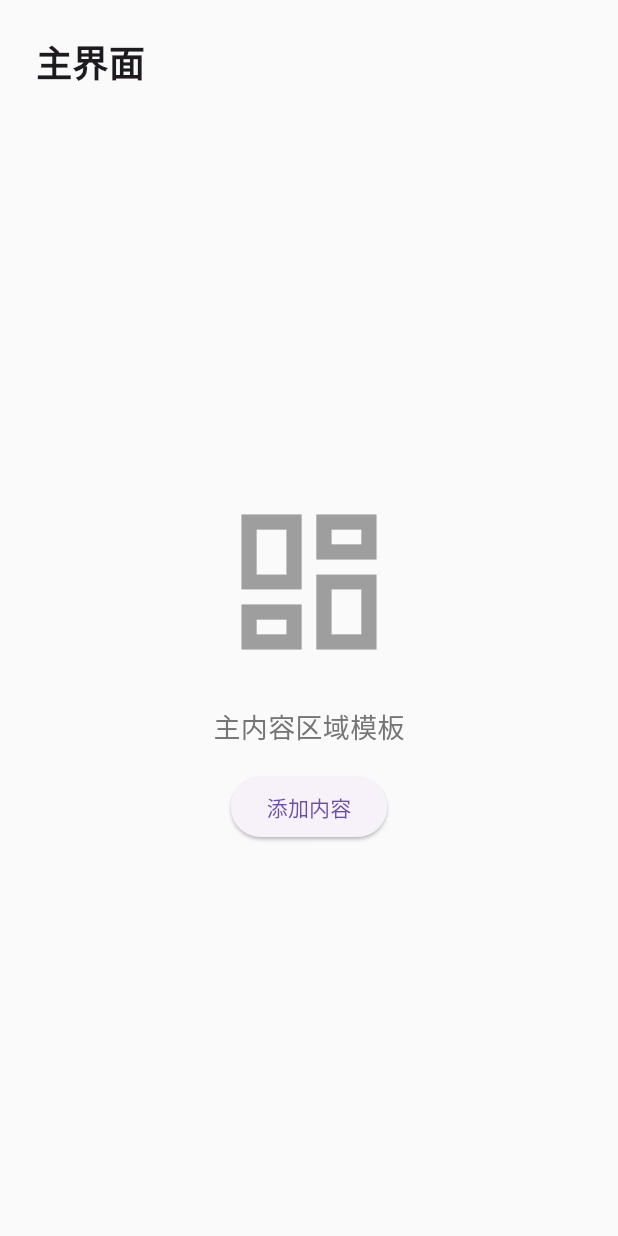
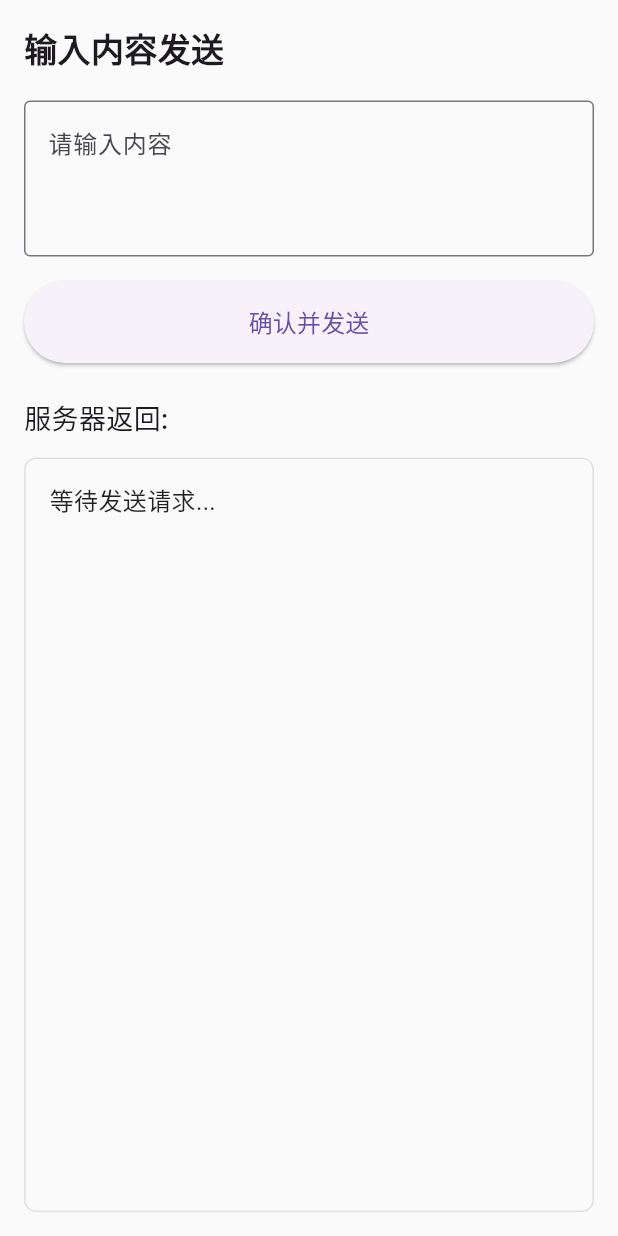
Before and after one commit to PeiyangTian/graphrag-medical-diagnosis, a Flutter app: the HomePage widget shown alone on an empty page, opened directly, after a tap on "添加内容", on a phone screen of 412 x 824 dp. Run offline on Flutter 3.47's test engine with Material 3 defaults, Android fonts, the phone set to English and light mode, and no system bars.

Commit message:
查询功能

```diff
--- a/lib/screen/main_screen.dart
+++ b/lib/screen/main_screen.dart
@@ -1,3 +1,4 @@
+import 'package:class_project/screen/page/sender.dart';
 import 'package:flutter/material.dart';
 import 'sidebar/navigation_sidebar.dart';
 import 'page/user_page.dart';
@@ -20,6 +21,7 @@ class _MainScreenState extends State<MainScreen> {
   final List<Widget> _pages = const [
     UserPage(),
     HomePage(),
+    InputSenderPage(),
   ];
 
   // 切换导航栏展开状态
--- a/lib/screen/page/home_page.dart
+++ b/lib/screen/page/home_page.dart
@@ -1,4 +1,5 @@
 import 'package:flutter/material.dart';
+import 'sender.dart';
 
 class HomePage extends StatefulWidget {
   const HomePage({super.key});
@@ -47,6 +48,10 @@ class _HomePageState extends State<HomePage> {
                   ElevatedButton(
                     onPressed: () {
                       // 主界面按钮点击事件
+                      Navigator.push(
+                        context,
+                        MaterialPageRoute(builder: (context) => const InputSenderPage()),
+                      );
                     },
                     child: const Text('添加内容'),
                   ),
--- /dev/null
+++ b/lib/screen/page/sender.dart
@@ -0,0 +1,189 @@
+import 'package:flutter/material.dart';
+import 'package:http/http.dart' as http;
+import 'dart:convert';
+
+class InputSenderPage extends StatefulWidget {
+  const InputSenderPage({super.key});
+
+  @override
+  State<InputSenderPage> createState() => _InputSenderPageState();
+}
+
+class _InputSenderPageState extends State<InputSenderPage> {
+  // 文本输入控制器
+  final TextEditingController _inputController = TextEditingController();
+
+  // 存储服务器返回的结果
+  String _responseMessage = '';
+
+  // 加载状态标识
+  bool _isLoading = false;
+
+  // 发送HTTP POST请求
+  Future<void> _submitData() async {
+    // 检查输入是否为空
+    if (_inputController.text.trim().isEmpty) {
+      _showNotification('请输入内容后再提交');
+      return;
+    }
+
+    // 开始加载状态
+    setState(() {
+      _isLoading = true;
+      _responseMessage = '正在发送请求...';
+    });
+
+    try {
+      // 替换为您的实际API地址
+      const String apiUrl = 'http://127.0.0.1:8000/process';
+
+      // 构建请求体
+      final Map<String, dynamic> requestData = {
+        'userInput': _inputController.text.trim(),
+      };
+
+      // 发送POST请求
+      final response = await http.post(
+        Uri.parse(apiUrl),
+        headers: {
+          'Content-Type': 'application/json',
+          // 可以添加其他必要的请求头
+        },
+        body: jsonEncode(requestData),
+      );
+
+      // 处理响应
+      if (response.statusCode == 200) {
+        final Map<String, dynamic> responseData = jsonDecode(response.body);
+        // 假设服务器返回的数据中有"result"字段是需要显示的内容
+        setState(() {
+          _responseMessage = responseData['result'] ?? '服务器返回了数据，但未找到指定内容';
+        });
+      } else {
+        setState(() {
+          _responseMessage = '请求失败，状态码: ${response.statusCode}';
+        });
+      }
+    } catch (e) {
+      setState(() {
+        _responseMessage = '请求发生错误: ${e.toString()}';
+      });
+    } finally {
+      // 结束加载状态
+      setState(() {
+        _isLoading = false;
+      });
+    }
+  }
+
+  // 显示通知提示
+  void _showNotification(String message) {
+    ScaffoldMessenger.of(context).showSnackBar(
+      SnackBar(
+        content: Text(message),
+        duration: const Duration(seconds: 2),
+      ),
+    );
+  }
+
+  @override
+  Widget build(BuildContext context) {
+    return Scaffold(
+      body: Stack(
+        children: [
+          Padding(
+            padding: const EdgeInsets.all(16.0),
+            child: Column(
+              crossAxisAlignment: CrossAxisAlignment.stretch,
+              children: [
+                const Text(
+                  '输入内容发送',
+                  style: TextStyle(
+                    fontSize: 22,
+                    fontWeight: FontWeight.bold,
+                  ),
+                ),
+                const SizedBox(height: 20),
+
+                // 文字输入框
+                TextField(
+                  controller: _inputController,
+                  decoration: const InputDecoration(
+                    labelText: '请输入内容',
+                    hintText: '在这里输入要发送的文字...',
+                    border: OutlineInputBorder(),
+                    alignLabelWithHint: true,
+                  ),
+                  maxLines: 3,
+                  textInputAction: TextInputAction.done,
+                  enabled: !_isLoading,
+                ),
+                const SizedBox(height: 16),
+
+                // 确认按钮
+                ElevatedButton(
+                  onPressed: _isLoading ? null : _submitData,
+                  style: ElevatedButton.styleFrom(
+                    padding: const EdgeInsets.symmetric(vertical: 16),
+                  ),
+                  child: const Text(
+                    '确认并发送',
+                    style: TextStyle(fontSize: 16),
+                  ),
+                ),
+                const SizedBox(height: 24),
+
+                const Text(
+                  '服务器返回:',
+                  style: TextStyle(
+                    fontSize: 18,
+                    fontWeight: FontWeight.w500,
+                  ),
+                ),
+                const SizedBox(height: 12),
+
+                // 响应内容显示区域
+                Expanded(
+                  child: Container(
+                    padding: const EdgeInsets.all(16),
+                    decoration: BoxDecoration(
+                      color: Colors.grey[50],
+                      border: Border.all(color: Colors.grey[300]!),
+                      borderRadius: BorderRadius.circular(8),
+                    ),
+                    child: SingleChildScrollView(
+                      child: Text(
+                        _responseMessage.isEmpty ? '等待发送请求...' : _responseMessage,
+                        style: TextStyle(
+                          fontSize: 16,
+                          color: _responseMessage.startsWith('请求失败') ||
+                                 _responseMessage.startsWith('请求发生错误')
+                              ? Colors.red
+                              : Colors.black87,
+                        ),
+                      ),
+                    ),
+                  ),
+                ),
+              ],
+            ),
+          ),
+
+          // 加载状态遮罩
+          if (_isLoading)
+            Positioned.fill(
+              child: Container(
+                color: Colors.black54,
+                child: const Center(
+                  child: CircularProgressIndicator(
+                    valueColor: AlwaysStoppedAnimation<Color>(Colors.white),
+                    strokeWidth: 4,
+                  ),
+                ),
+              ),
+            ),
+        ],
+      ),
+    );
+  }
+}
--- a/lib/screen/sidebar/navigation_sidebar.dart
+++ b/lib/screen/sidebar/navigation_sidebar.dart
@@ -23,6 +23,10 @@ class NavigationSidebar extends StatelessWidget {
     NavigationItem(
       icon: Icons.home,
       label: '主界面',
+    ),
+    NavigationItem(
+      icon: Icons.question_answer,
+      label: '问题'
     ),
     // 可在此处添加更多导航项
     // NavigationItem(icon: Icons.settings, label: '设置'),
--- a/pubspec.yaml
+++ b/pubspec.yaml
@@ -34,6 +34,7 @@ dependencies:
   # The following adds the Cupertino Icons font to your application.
   # Use with the CupertinoIcons class for iOS style icons.
   cupertino_icons: ^1.0.8
+  http: ^1.6.0
 
 dev_dependencies:
   flutter_test:
```
Also changed, not shown: pubspec.lock, 1 other file.
